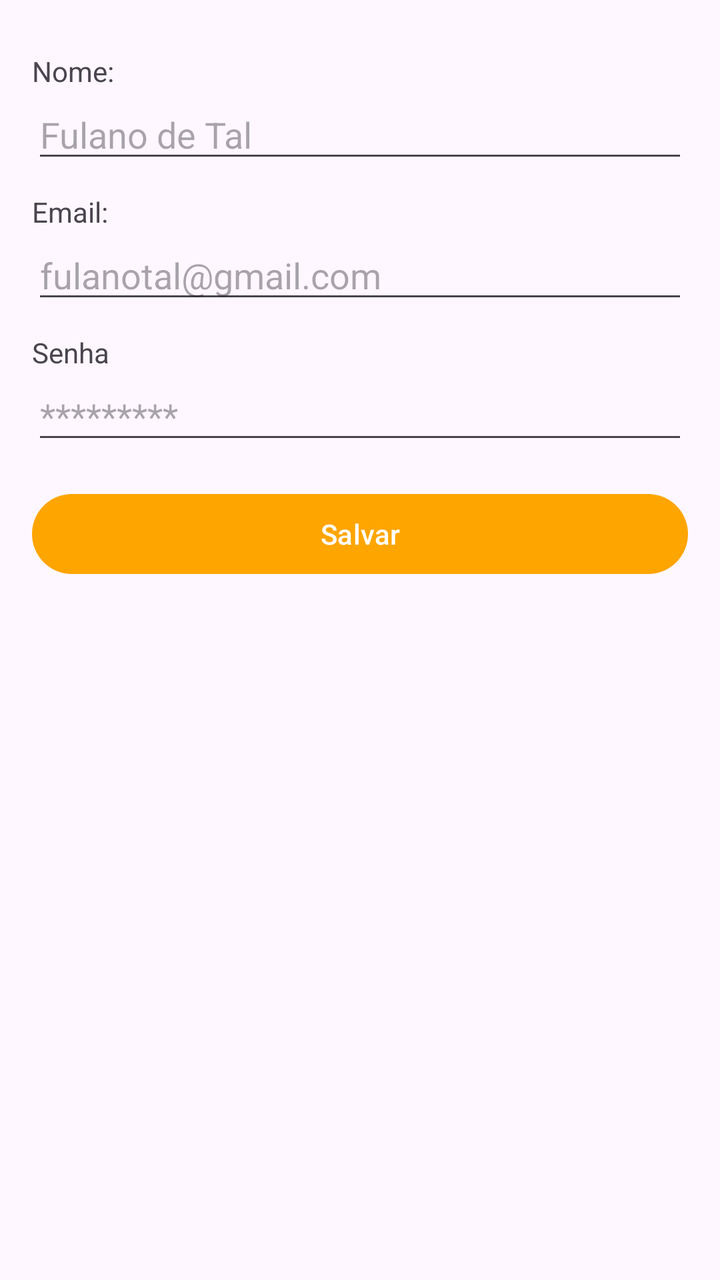
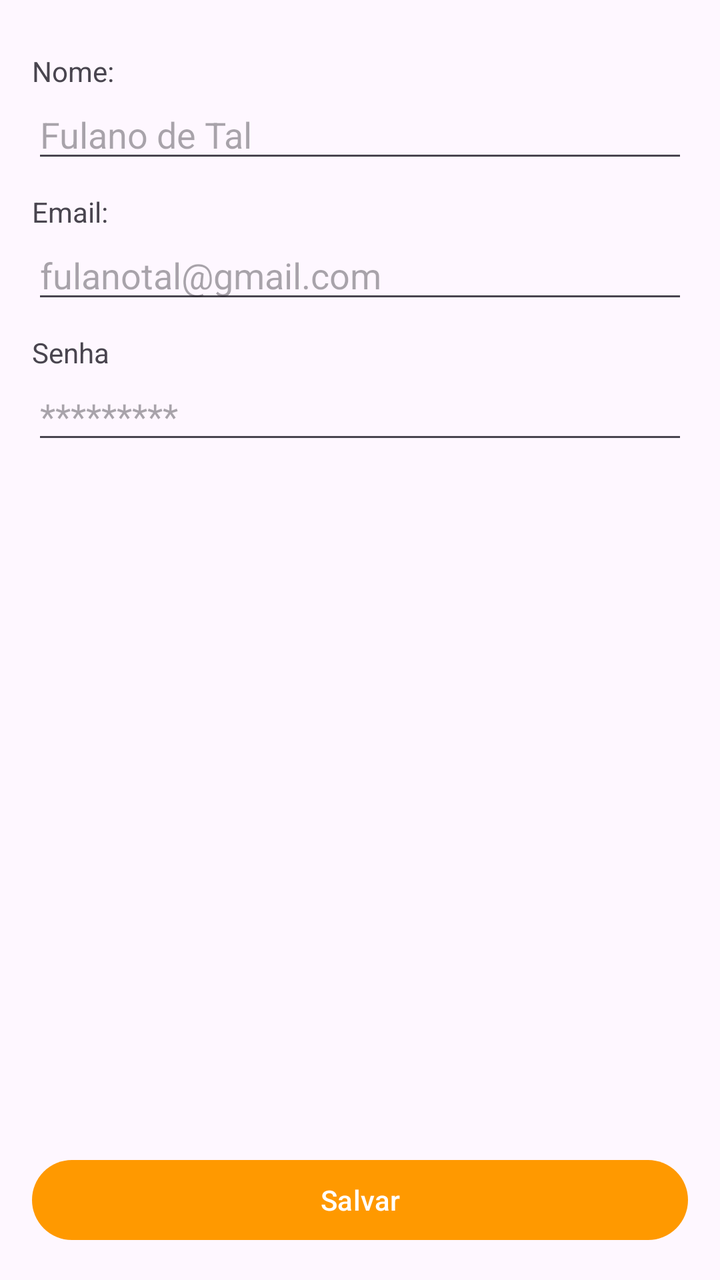

Two renders of the same Android screen: before a commit and after it. Below are the layout's source before the change and the commit's diff.
<!-- AndroidManifest.xml: application theme Theme.Pdv -->
<!-- res/layout/fragment_usuario_form.xml -->
<?xml version="1.0" encoding="utf-8"?>
<LinearLayout xmlns:android="http://schemas.android.com/apk/res/android"
    android:layout_width="match_parent"
    android:layout_height="match_parent"
    android:orientation="vertical"
    android:padding="16dp">

    <TextView
        android:layout_width="match_parent"
        android:layout_height="wrap_content"
        android:layout_marginTop="10dp"
        android:text="Nome:" />

    <EditText
        android:id="@+id/nome"
        android:layout_width="match_parent"
        android:layout_height="wrap_content"
        android:hint="Fulano de Tal"
        android:inputType="textPersonName" />

    <TextView
        android:layout_width="match_parent"
        android:layout_height="wrap_content"
        android:layout_marginTop="10dp"
        android:text="Email:" />

    <EditText
        android:id="@+id/email"
        android:layout_width="match_parent"
        android:layout_height="wrap_content"
        android:hint="fulanotal@gmail.com"
        android:inputType="textEmailAddress" />

    <TextView
        android:layout_width="match_parent"
        android:layout_height="wrap_content"
        android:layout_marginTop="10dp"
        android:text="Senha" />

    <EditText
        android:id="@+id/senha"
        android:layout_width="match_parent"
        android:layout_height="wrap_content"
        android:hint="*********"
        android:inputType="textPassword" />

    <Button
        android:id="@+id/salvar"
        android:layout_width="match_parent"
        android:layout_height="wrap_content"
        android:layout_marginTop="16dp"
        android:text="Salvar" />

</LinearLayout>
<!-- resources referenced by this layout -->
<resources>
  <style name="Theme.Pdv" parent="Base.Theme.Pdv">
          <item name="actionBarSize">@dimen/altura_actionbar</item>
      </style>
  <style name="Base.Theme.Pdv" parent="Theme.Material3.DayNight">
          
          <item name="colorPrimary">@color/botao_fundo</item>
  
      </style>
  <dimen name="altura_actionbar">64dp</dimen>
  <color name="botao_fundo">#FFA500</color>
</resources>

<!-- the commit's change to res/layout/fragment_usuario_form.xml (unified diff, before → after) -->
@@ -1,54 +1,63 @@
 <?xml version="1.0" encoding="utf-8"?>
-<LinearLayout xmlns:android="http://schemas.android.com/apk/res/android"
+<ScrollView xmlns:android="http://schemas.android.com/apk/res/android"
     android:layout_width="match_parent"
     android:layout_height="match_parent"
-    android:orientation="vertical"
-    android:padding="16dp">
+    android:padding="16dp"
+    android:fillViewport="true">
 
-    <TextView
+    <LinearLayout
         android:layout_width="match_parent"
-        android:layout_height="wrap_content"
-        android:layout_marginTop="10dp"
-        android:text="Nome:" />
+        android:layout_height="match_parent"
+        android:orientation="vertical">
 
-    <EditText
-        android:id="@+id/nome"
-        android:layout_width="match_parent"
-        android:layout_height="wrap_content"
-        android:hint="Fulano de Tal"
-        android:inputType="textPersonName" />
+        <TextView
+            android:layout_width="match_parent"
+            android:layout_height="wrap_content"
+            android:layout_marginTop="10dp"
+            android:text="Nome:" />
 
-    <TextView
-        android:layout_width="match_parent"
-        android:layout_height="wrap_content"
-        android:layout_marginTop="10dp"
-        android:text="Email:" />
+        <EditText
+            android:id="@+id/nome"
+            android:layout_width="match_parent"
+            android:layout_height="wrap_content"
+            android:hint="Fulano de Tal"
+            android:inputType="textPersonName" />
 
-    <EditText
-        android:id="@+id/email"
-        android:layout_width="match_parent"
-        android:layout_height="wrap_content"
-        android:hint="fulanotal@gmail.com"
-        android:inputType="textEmailAddress" />
+        <TextView
+            android:layout_width="match_parent"
+            android:layout_height="wrap_content"
+            android:layout_marginTop="10dp"
+            android:text="Email:" />
 
-    <TextView
-        android:layout_width="match_parent"
-        android:layout_height="wrap_content"
-        android:layout_marginTop="10dp"
-        android:text="Senha" />
+        <EditText
+            android:id="@+id/email"
+            android:layout_width="match_parent"
+            android:layout_height="wrap_content"
+            android:hint="fulanotal@gmail.com"
+            android:inputType="textEmailAddress" />
 
-    <EditText
-        android:id="@+id/senha"
-        android:layout_width="match_parent"
-        android:layout_height="wrap_content"
-        android:hint="*********"
-        android:inputType="textPassword" />
+        <TextView
+            android:layout_width="match_parent"
+            android:layout_height="wrap_content"
+            android:layout_marginTop="10dp"
+            android:text="Senha" />
 
-    <Button
-        android:id="@+id/salvar"
-        android:layout_width="match_parent"
-        android:layout_height="wrap_content"
-        android:layout_marginTop="16dp"
-        android:text="Salvar" />
+        <EditText
+            android:id="@+id/senha"
+            android:layout_width="match_parent"
+            android:layout_height="wrap_content"
+            android:hint="*********"
+            android:inputType="textPassword" />
+        <View
+            android:layout_width="match_parent"
+            android:layout_height="0dp"
+            android:layout_weight="1" />
+        <Button
+            android:id="@+id/salvar"
+            android:layout_width="match_parent"
+            android:layout_height="wrap_content"
+            android:layout_marginTop="16dp"
+            android:text="Salvar" />
 
-</LinearLayout>
+    </LinearLayout>
+</ScrollView>
<!-- resource entries referenced after the edit -->
@@ -1,14 +1,14 @@
 <!-- resources referenced by this layout -->
 <resources>
   <style name="Theme.Pdv" parent="Base.Theme.Pdv">
-          <item name="actionBarSize">@dimen/altura_actionbar</item>
+          <item name="windowActionBar">false</item>
+          <item name="windowNoTitle">true</item>
       </style>
   <style name="Base.Theme.Pdv" parent="Theme.Material3.DayNight">
           
           <item name="colorPrimary">@color/botao_fundo</item>
   
       </style>
-  <dimen name="altura_actionbar">64dp</dimen>
-  <color name="botao_fundo">#FFA500</color>
+  <color name="botao_fundo">#FF9900</color>
 </resources>
 
